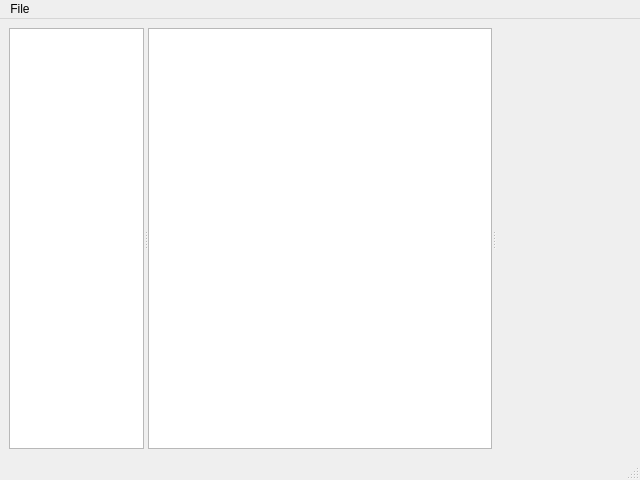
First picture: the form in resources/qt/main_window.ui, repository fygonzalo/packet_analyzer, before the edit.
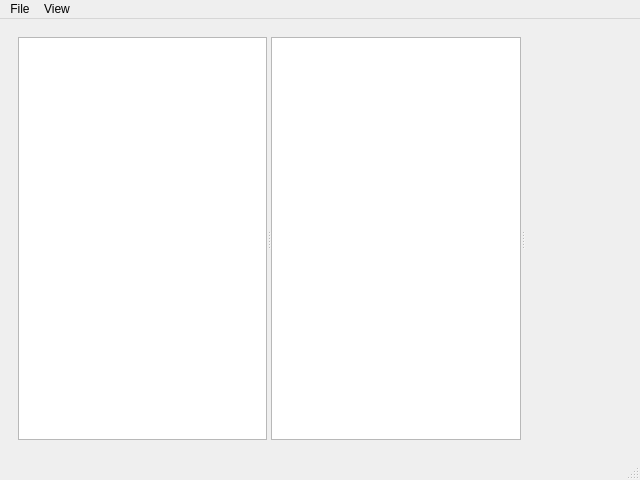
Second picture: the form after the edit. The open tabs and pages were chosen to show the change. Custom widgets are drawn as their Qt base class.

Commit message: Added message list. User can select a list from main window menu bar.

Diff of the .ui file:
```diff
--- a/resources/qt/main_window.ui
+++ b/resources/qt/main_window.ui
@@ -18,24 +18,34 @@
     <item>
      <widget class="QWidget" name="widget" native="true">
       <layout class="QVBoxLayout" name="verticalLayout_2">
-       <property name="leftMargin">
-        <number>0</number>
-       </property>
-       <property name="topMargin">
-        <number>0</number>
-       </property>
-       <property name="rightMargin">
-        <number>0</number>
-       </property>
-       <property name="bottomMargin">
-        <number>0</number>
-       </property>
        <item>
         <widget class="QSplitter" name="splitter">
          <property name="orientation">
           <enum>Qt::Horizontal</enum>
          </property>
-         <widget class="EventList" name="event_list">
+         <widget class="QStackedWidget" name="list_view_stacked">
+          <property name="currentIndex">
+           <number>0</number>
+          </property>
+          <widget class="QWidget" name="network_event_list_page">
+           <layout class="QVBoxLayout" name="verticalLayout_3">
+            <property name="spacing">
+             <number>0</number>
+            </property>
+            <property name="leftMargin">
+             <number>0</number>
+            </property>
+            <property name="topMargin">
+             <number>0</number>
+            </property>
+            <property name="rightMargin">
+             <number>0</number>
+            </property>
+            <property name="bottomMargin">
+             <number>0</number>
+            </property>
+            <item>
+             <widget class="NetworkEventList" name="network_event_list">
           <property name="sizePolicy">
            <sizepolicy hsizetype="Preferred" vsizetype="Preferred">
             <horstretch>0</horstretch>
@@ -63,9 +73,54 @@
           <attribute name="headerDefaultSectionSize">
            <number>20</number>
           </attribute>
+             </widget>
+            </item>
+           </layout>
+          </widget>
+          <widget class="QWidget" name="message_list_page">
+           <layout class="QVBoxLayout" name="verticalLayout_4">
+            <property name="spacing">
+             <number>0</number>
+            </property>
+            <property name="leftMargin">
+             <number>0</number>
+            </property>
+            <property name="topMargin">
+             <number>0</number>
+            </property>
+            <property name="rightMargin">
+             <number>0</number>
+            </property>
+            <property name="bottomMargin">
+             <number>0</number>
+            </property>
+            <item>
+             <widget class="MessageList" name="message_list">
+              <property name="rootIsDecorated">
+               <bool>false</bool>
+              </property>
+              <property name="uniformRowHeights">
+               <bool>true</bool>
+              </property>
+              <property name="itemsExpandable">
+               <bool>false</bool>
+              </property>
+              <property name="allColumnsShowFocus">
+               <bool>true</bool>
+              </property>
+              <property name="expandsOnDoubleClick">
+               <bool>false</bool>
+              </property>
+              <attribute name="headerDefaultSectionSize">
+               <number>39</number>
+              </attribute>
           <attribute name="headerMinimumSectionSize">
            <number>20</number>
           </attribute>
+             </widget>
+            </item>
+           </layout>
+          </widget>
          </widget>
          <widget class="ObjectTree" name="object_tree">
           <property name="styleSheet">
@@ -111,7 +166,15 @@
     </property>
     <addaction name="action_open"/>
    </widget>
+   <widget class="QMenu" name="menuView">
+    <property name="title">
+     <string>View</string>
+    </property>
+    <addaction name="action_view_network_event_list"/>
+    <addaction name="action_view_message_list"/>
+   </widget>
    <addaction name="menu_file"/>
+   <addaction name="menuView"/>
   </widget>
   <widget class="QStatusBar" name="statusbar"/>
   <action name="action_open">
@@ -126,16 +189,21 @@
    <extends>QTreeView</extends>
    <header>packet_analyzer.ui.views.object_tree</header>
   </customwidget>
-  <customwidget>
-   <class>EventList</class>
-   <extends>QTreeView</extends>
-   <header>packet_analyzer.ui.views.event_list</header>
-  </customwidget>
   <customwidget>
    <class>HexViewer</class>
    <extends>QWidget</extends>
    <header>packet_analyzer.ui.widgets.hex_viewer</header>
   </customwidget>
+  <customwidget>
+   <class>NetworkEventList</class>
+   <extends>QTreeView</extends>
+   <header>packet_analyzer.ui.views.network_event_list</header>
+  </customwidget>
+  <customwidget>
+   <class>MessageList</class>
+   <extends>QTreeView</extends>
+   <header>packet_analyzer.ui.views.message_list</header>
+  </customwidget>
  </customwidgets>
  <resources/>
  <connections/>
```
Left out of the diff: 27 changed lines with no effect on the pictures. Lines whose indentation alone changed are shown as unchanged. The commit also changes 6 other files.
